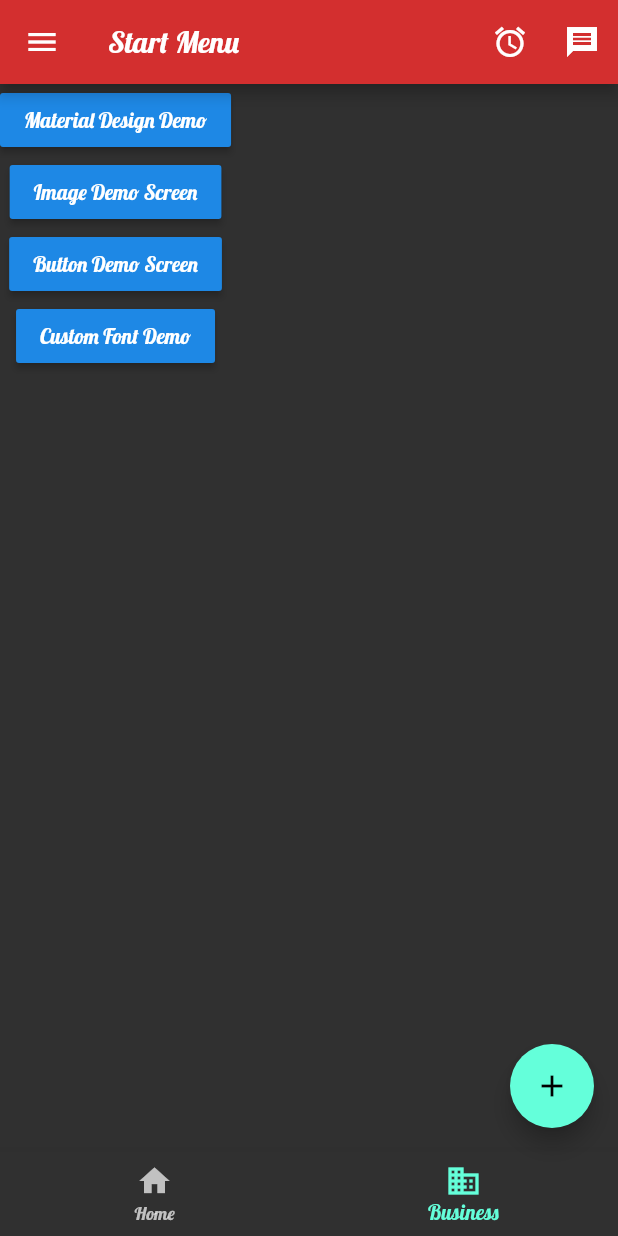
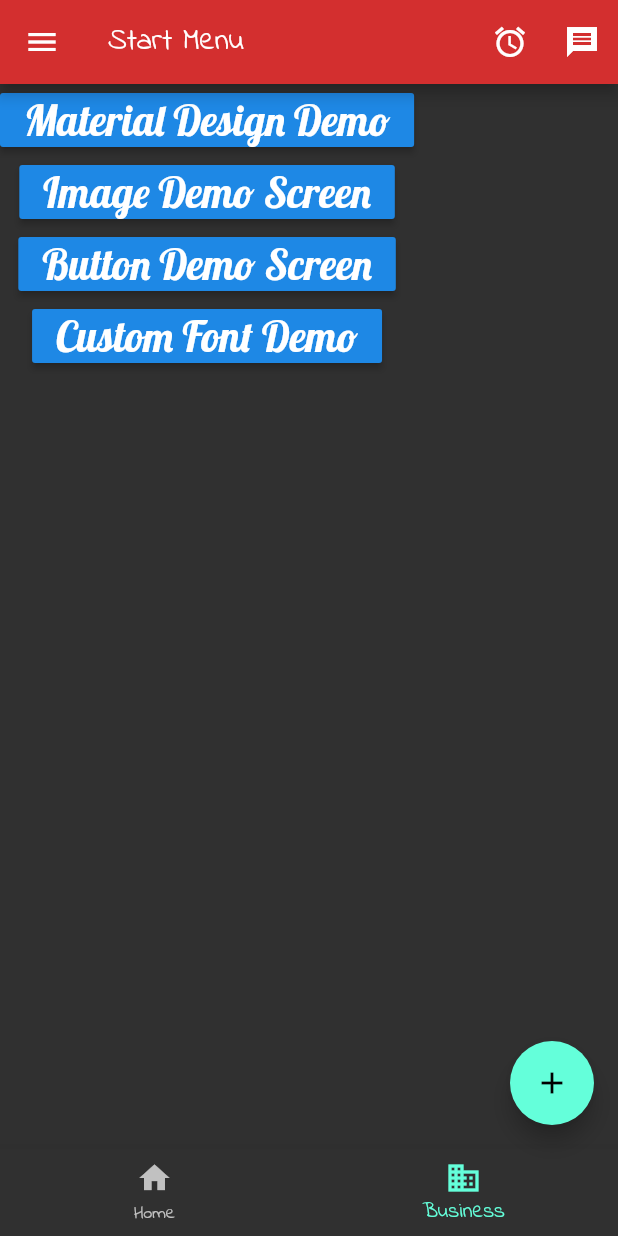
Before and after one commit to rohithaider/cmsc4303-lesson1, a Flutter app: the screen it shows after launch, on a phone screen of 412 x 824 dp. Run offline on Flutter 3.47's test engine with Material 2 defaults, Android fonts, the phone set to English and light mode, and no system bars.

Commit message:
BUtton Text THeme

```diff
--- a/lib/main.dart
+++ b/lib/main.dart
@@ -1,3 +1,5 @@
+import 'dart:ui';
+
 import 'package:flutter/material.dart';
 import 'package:lesson1/screen/button_screen.dart';
 import 'package:lesson1/screen/font_screen.dart';
@@ -15,11 +17,13 @@ class Lesson1App extends StatelessWidget {
     return MaterialApp(
       debugShowCheckedModeBanner: false,
       theme: ThemeData(
-          brightness: Brightness.dark,
-          fontFamily: 'Lobster',
-          primaryColor: Colors.red[700],
-          textTheme:
-              TextTheme(headline1: TextStyle(fontSize: 30.0, color: Colors.yellow[900]))),
+        brightness: Brightness.dark,
+        fontFamily: 'IndieFlower',
+        primaryColor: Colors.red[700],
+        textTheme: TextTheme(
+          button: TextStyle(fontFamily: 'Lobster', fontSize: 28),
+        ),
+      ),
       initialRoute: StartScreen.routeName,
       routes: {
         StartScreen.routeName: (context) => StartScreen(),
--- a/lib/screen/start_screen.dart
+++ b/lib/screen/start_screen.dart
@@ -52,19 +52,22 @@ class StartScreen extends StatelessWidget {
             onPressed: () => Navigator.pushNamed(
                 context, MaterialDesignScreen.routeName), // navigating to another screen
 
-            child: Text('Material Design Demo'),
+            child: Text(
+              'Material Design Demo',
+              style: Theme.of(context).textTheme.button,
+            ),
           ),
           RaisedButton(
             onPressed: () => Navigator.pushNamed(context, ImageScreen.routeName),
-            child: Text('Image Demo Screen'),
+            child: Text('Image Demo Screen', style: Theme.of(context).textTheme.button),
           ),
           RaisedButton(
             onPressed: () => Navigator.pushNamed(context, ButtonScreen.routeName),
-            child: Text('Button Demo Screen'),
+            child: Text('Button Demo Screen', style: Theme.of(context).textTheme.button),
           ),
           RaisedButton(
             onPressed: () => Navigator.pushNamed(context, FontScreen.routeName),
-            child: Text('Custom Font Demo'),
+            child: Text('Custom Font Demo', style: Theme.of(context).textTheme.button),
           ),
         ],
       ),
```
